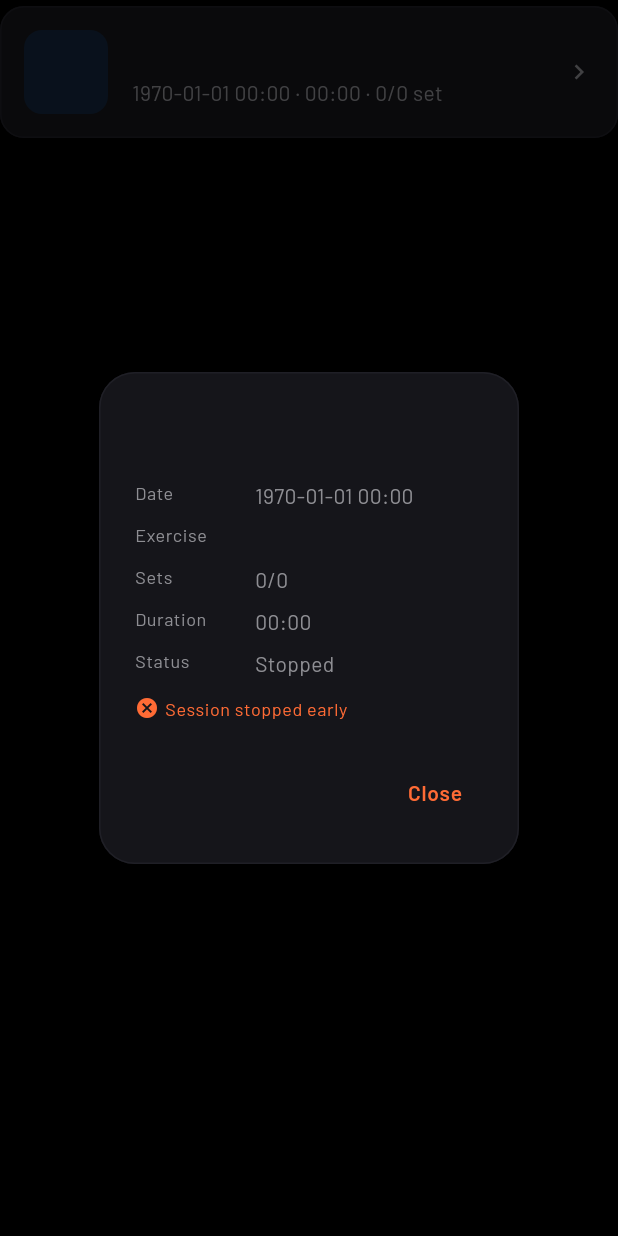
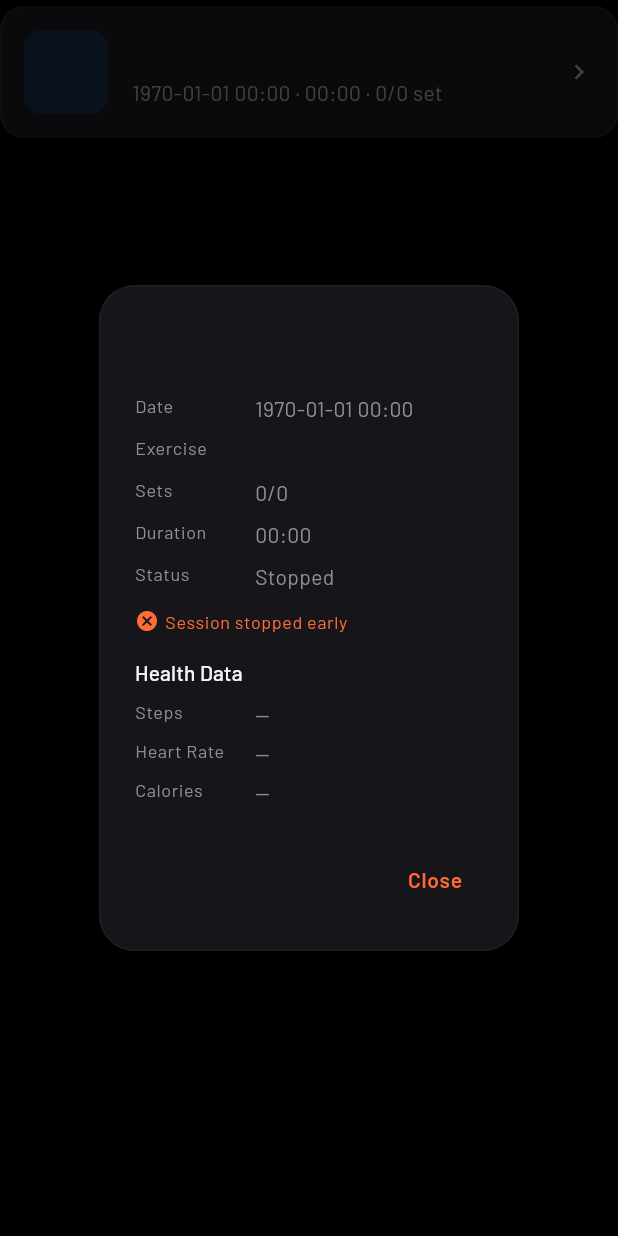
Before and after one commit to hafizhsul/interval-fit, a Flutter app: the _SessionTile widget shown alone on an empty page, opened directly with empty values, after a tap on an icon or button, on a phone screen of 412 x 824 dp. Run offline on Flutter 3.47's test engine with Material 3 defaults, Android fonts, the phone set to English and light mode, and no system bars; our stand-ins replace audioplayers, flutter_riverpod, flutter_svg, flutter_tts, shared_preferences, sqflite and 1 more; missing offline and left inert: flutter_background_service; accounts and stored records are empty.

Commit message:
feat: show session-day health data in history detail

```diff
--- a/lib/core/health_connect_service.dart
+++ b/lib/core/health_connect_service.dart
@@ -23,15 +23,24 @@ class HealthConnectService {
 
   /// Get today's aggregated stats from local DB.
   Future<Map<String, double>> getTodayAggregated() async {
-    try {
-      final today = await _repository.getToday();
-      final map = <String, double>{};
-      for (final r in today) {
-        map[r.type.name] = r.value;
-      }
-      return map;
-    } catch (_) {
-      return const {};
+    final today = await _repository.getToday();
+    return _aggregate(today);
+  }
+
+  /// Get aggregated stats for a specific day (epoch ms).
+  Future<Map<String, double>> getForDate(int epochMs) async {
+    final start = DateTime.fromMillisecondsSinceEpoch(epochMs);
+    final dayStart = DateTime(start.year, start.month, start.day).millisecondsSinceEpoch;
+    final dayEnd = dayStart + (24 * 60 * 60 * 1000);
+    final records = await _repository.getByDateRange(dayStart, dayEnd);
+    return _aggregate(records);
+  }
+
+  static Map<String, double> _aggregate(List<HealthData> records) {
+    final map = <String, double>{};
+    for (final r in records) {
+      map[r.type.name] = r.value;
     }
+    return map;
   }
 }
--- a/lib/core/providers.dart
+++ b/lib/core/providers.dart
@@ -53,6 +53,13 @@ final healthConnectServiceProvider = Provider<HealthConnectService>(
 /// Trigger a health data refresh.
 final healthRefreshTrigger = StateProvider<int>((ref) => 0);
 
+final healthForDateProvider = FutureProvider.family<Map<String, double>, int>(
+  (ref, epochMs) {
+    final service = ref.watch(healthConnectServiceProvider);
+    return service.getForDate(epochMs);
+  },
+);
+
 /// Daftar template untuk home. Auto-refresh via [refresh].
 final templateListProvider =
     FutureProvider.autoDispose<List<WorkoutTemplate>>((ref) {
--- a/lib/features/history/history_screen.dart
+++ b/lib/features/history/history_screen.dart
@@ -3,12 +3,12 @@ import 'package:flutter_riverpod/flutter_riverpod.dart';
 
 import '../../core/providers.dart';
 import '../../data/models/workout_session.dart';
+import '../../data/models/health_data.dart';
 import '../../shared/design/tokens.dart';
 import '../../shared/format.dart';
 import '../../shared/theme/app_theme.dart';
 
-final _historyProvider =
-    FutureProvider.autoDispose<List<WorkoutSession>>((ref) {
+final _historyProvider = FutureProvider.autoDispose<List<WorkoutSession>>((ref) {
   ref.watch(workoutRefreshTrigger);
   return ref.watch(historyRepositoryProvider).getAll();
 });
@@ -120,102 +120,6 @@ Color? _tintFor(String exerciseType) {
   }
 }
 
-Future<void> _showDetail(
-  BuildContext context,
-  WorkoutSession session,
-) async {
-  await showDialog(
-    context: context,
-    builder: (_) => AlertDialog(
-      backgroundColor: AppColors.surfaceHigh,
-      shape: RoundedRectangleBorder(
-        borderRadius: BorderRadius.circular(AppRadius.lg),
-        side: const BorderSide(color: AppColors.border),
-      ),
-      title: Text(
-        session.templateName,
-        style: const TextStyle(fontWeight: FontWeight.w600),
-      ),
-      content: SingleChildScrollView(
-        child: Column(
-          mainAxisSize: MainAxisSize.min,
-          crossAxisAlignment: CrossAxisAlignment.start,
-          children: [
-            _DetailRow(label: 'Date', value: _formatDate(session.startedAt)),
-            const SizedBox(height: 8),
-            _DetailRow(label: 'Exercise', value: session.exerciseType),
-            const SizedBox(height: 8),
-            _DetailRow(label: 'Sets', value: '${session.setsCompleted}/${session.setsPlanned}'),
-            const SizedBox(height: 8),
-            _DetailRow(label: 'Duration', value: formatMmSs(session.durationSeconds)),
-            const SizedBox(height: 8),
-            _DetailRow(
-              label: 'Status',
-              value: session.completed ? 'Completed' : 'Stopped',
-            ),
-            const SizedBox(height: 12),
-            Row(
-              children: [
-                Icon(
-                  session.completed ? Icons.check_circle : Icons.cancel,
-                  size: 16,
-                  color: session.completed ? AppColors.done : AppColors.work,
-                ),
-                const SizedBox(width: 4),
-                Text(
-                  session.completed
-                      ? 'Session completed'
-                      : 'Session stopped early',
-                  style: Theme.of(context).textTheme.bodySmall?.copyWith(
-                    color: session.completed ? AppColors.done : AppColors.work,
-                  ),
-                ),
-              ],
-            ),
-          ],
-        ),
-      ),
-      actions: [
-        TextButton(
-          onPressed: () => Navigator.pop(context),
-          child: const Text('Close'),
-        ),
-      ],
-    ),
-  );
-}
-
-class _DetailRow extends StatelessWidget {
-  const _DetailRow({required this.label, required this.value});
-
-  final String label;
-  final String value;
-
-  @override
-  Widget build(BuildContext context) {
-    return Row(
-      crossAxisAlignment: CrossAxisAlignment.start,
-      children: [
-        SizedBox(
-          width: 80,
-          child: Text(
-            label,
-            style: Theme.of(context).textTheme.bodySmall?.copyWith(
-                  color: AppColors.onSurfaceMute,
-                ),
-          ),
-        ),
-        Expanded(
-          child: Text(
-            value,
-            style: Theme.of(context).textTheme.bodyMedium,
-          ),
-        ),
-      ],
-    );
-  }
-}
-
 class _SessionTile extends ConsumerWidget {
   const _SessionTile({required this.session});
 
@@ -236,7 +140,7 @@ class _SessionTile extends ConsumerWidget {
         side: const BorderSide(color: AppColors.border),
       ),
       child: InkWell(
-        onTap: () => _showDetail(context, session),
+        onTap: () => _showDetail(context, ref, session),
         borderRadius: BorderRadius.circular(AppRadius.md),
         child: Padding(
           padding: const EdgeInsets.all(AppSpacing.md),
@@ -288,3 +192,143 @@ class _SessionTile extends ConsumerWidget {
     );
   }
 }
+
+Future<void> _showDetail(
+  BuildContext context,
+  WidgetRef ref,
+  WorkoutSession session,
+) async {
+  final healthForDate = ref.watch(
+    healthForDateProvider(session.startedAt).future,
+  );
+
+  await showDialog(
+    context: context,
+    builder: (_) => AlertDialog(
+      backgroundColor: AppColors.surfaceHigh,
+      shape: RoundedRectangleBorder(
+        borderRadius: BorderRadius.circular(AppRadius.lg),
+        side: const BorderSide(color: AppColors.border),
+      ),
+      title: Text(
+        session.templateName,
+        style: const TextStyle(fontWeight: FontWeight.w600),
+      ),
+      content: SingleChildScrollView(
+        child: Column(
+          mainAxisSize: MainAxisSize.min,
+          crossAxisAlignment: CrossAxisAlignment.start,
+          children: [
+            _DetailRow(label: 'Date', value: _formatDate(session.startedAt)),
+            const SizedBox(height: 8),
+            _DetailRow(label: 'Exercise', value: session.exerciseType),
+            const SizedBox(height: 8),
+            _DetailRow(
+              label: 'Sets',
+              value: '${session.setsCompleted}/${session.setsPlanned}',
+            ),
+            const SizedBox(height: 8),
+            _DetailRow(
+              label: 'Duration',
+              value: formatMmSs(session.durationSeconds),
+            ),
+            const SizedBox(height: 8),
+            _DetailRow(
+              label: 'Status',
+              value: session.completed ? 'Completed' : 'Stopped',
+            ),
+            const SizedBox(height: 12),
+            Row(
+              children: [
+                Icon(
+                  session.completed ? Icons.check_circle : Icons.cancel,
+                  size: 16,
+                  color: session.completed ? AppColors.done : AppColors.work,
+                ),
+                const SizedBox(width: 4),
+                Text(
+                  session.completed ? 'Session completed' : 'Session stopped early',
+                  style: Theme.of(context).textTheme.bodySmall?.copyWith(
+                        color: session.completed ? AppColors.done : AppColors.work,
+                      ),
+                ),
+              ],
+            ),
+            const SizedBox(height: 16),
+            Text(
+              'Health Data',
+              style: Theme.of(context).textTheme.titleSmall,
+            ),
+            const SizedBox(height: 8),
+            FutureBuilder<Map<String, double>>(
+              future: healthForDate,
+              builder: (context, snapshot) {
+                final data = snapshot.data ?? const {};
+                final steps = data[HealthRecordType.steps.name] ?? 0;
+                final heartRate = data[HealthRecordType.heartRate.name] ?? 0;
+                final calories =
+                    data[HealthRecordType.activeEnergyBurned.name] ?? 0;
+
+                return Column(
+                  children: [
+                    _DetailRow(
+                      label: 'Steps',
+                      value: steps == 0 ? '—' : '${steps.toInt()}',
+                    ),
+                    const SizedBox(height: 6),
+                    _DetailRow(
+                      label: 'Heart Rate',
+                      value: heartRate == 0 ? '—' : '${heartRate.toInt()} bpm',
+                    ),
+                    const SizedBox(height: 6),
+                    _DetailRow(
+                      label: 'Calories',
+                      value: calories == 0 ? '—' : '${calories.toInt()} kcal',
+                    ),
+                  ],
+                );
+              },
+            ),
+          ],
+        ),
+      ),
+      actions: [
+        TextButton(
+          onPressed: () => Navigator.pop(context),
+          child: const Text('Close'),
+        ),
+      ],
+    ),
+  );
+}
+
+class _DetailRow extends StatelessWidget {
+  const _DetailRow({required this.label, required this.value});
+
+  final String label;
+  final String value;
+
+  @override
+  Widget build(BuildContext context) {
+    return Row(
+      crossAxisAlignment: CrossAxisAlignment.start,
+      children: [
+        SizedBox(
+          width: 80,
+          child: Text(
+            label,
+            style: Theme.of(context).textTheme.bodySmall?.copyWith(
+                  color: AppColors.onSurfaceMute,
+                ),
+          ),
+        ),
+        Expanded(
+          child: Text(
+            value,
+            style: Theme.of(context).textTheme.bodyMedium,
+          ),
+        ),
+      ],
+    );
+  }
+}
```
